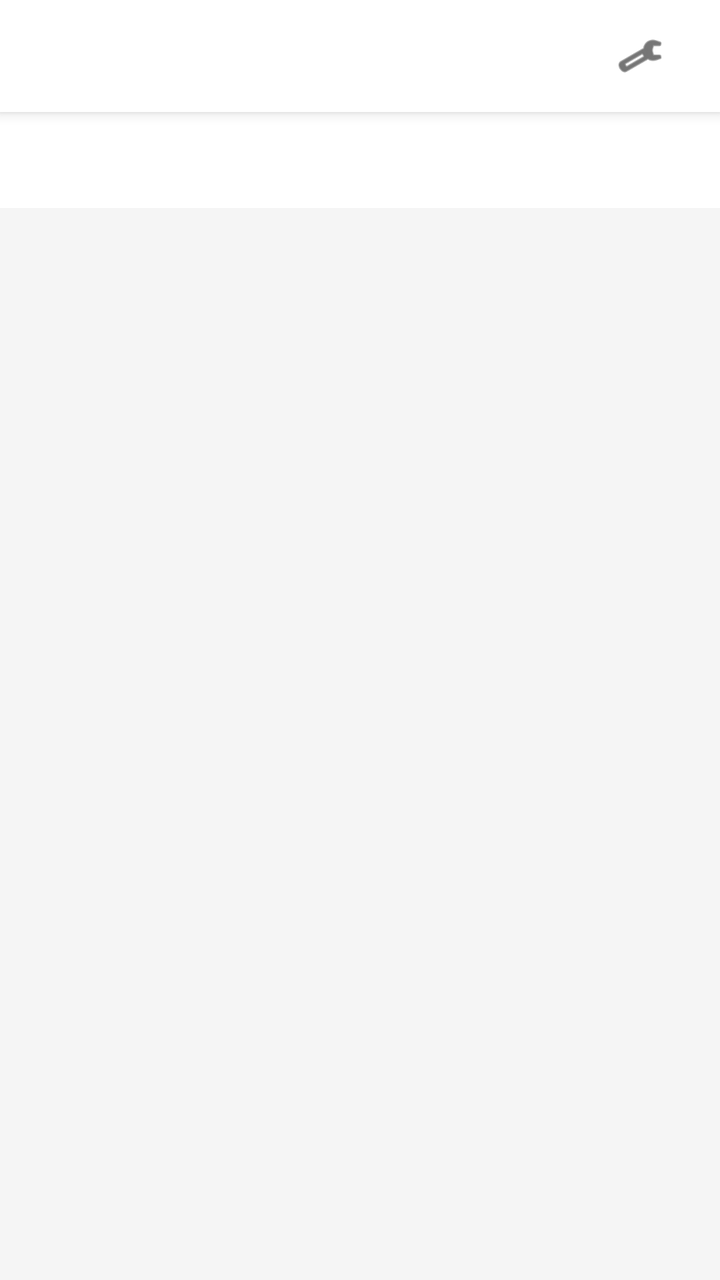
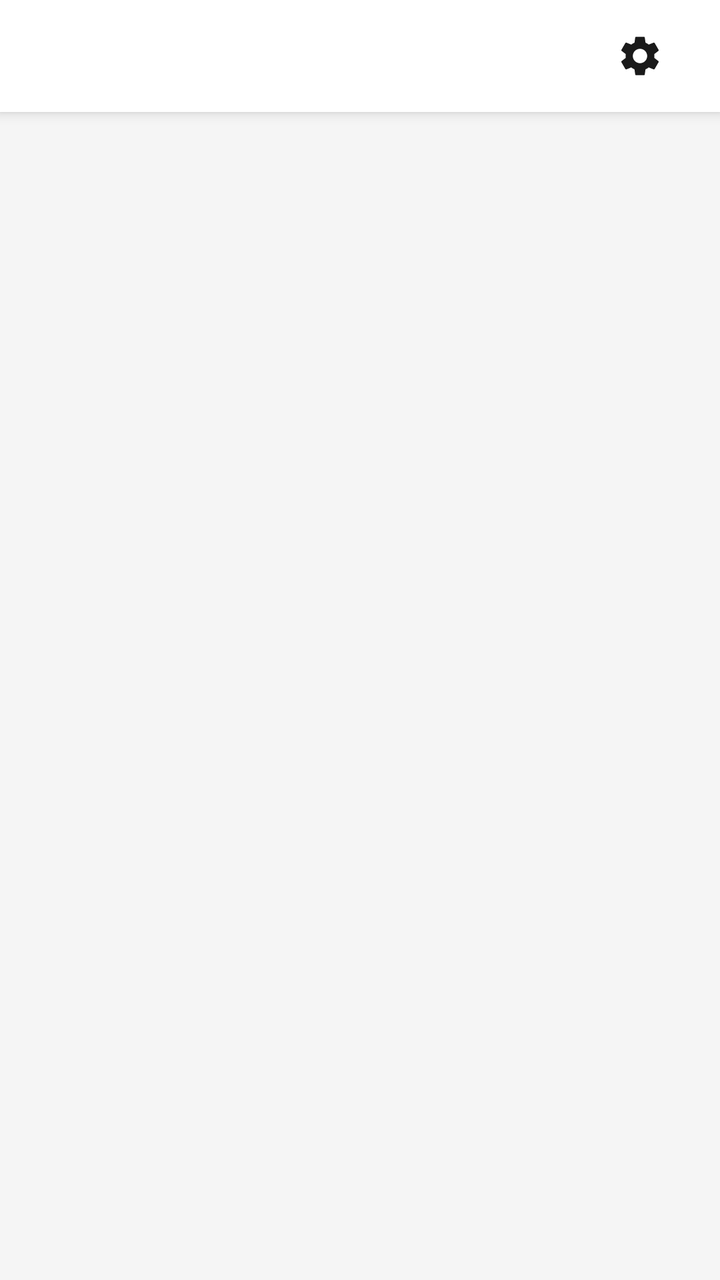

The first picture is an Android layout as it rendered before a commit; the second is the same layout after the commit. The layout source and the unified diff follow.
<!-- AndroidManifest.xml: activity theme Theme.OpenSSTPClient -->
<!-- res/layout/activity_main.xml -->
<?xml version="1.0" encoding="utf-8"?>
<LinearLayout xmlns:android="http://schemas.android.com/apk/res/android"
    xmlns:app="http://schemas.android.com/apk/res-auto"
    android:layout_width="match_parent"
    android:layout_height="match_parent"
    android:orientation="vertical">

    
    <RelativeLayout
        android:layout_width="match_parent"
        android:layout_height="56dp"
        android:background="@color/surface_light"
        android:elevation="4dp"
        android:paddingHorizontal="16dp">

        <ImageView
            android:id="@+id/ivLogo"
            android:layout_width="wrap_content"
            android:layout_height="32dp"
            android:layout_centerVertical="true"
            android:adjustViewBounds="true"
            android:scaleType="fitCenter"
            android:src="@drawable/ic_logo_rarus" />

        <ImageView
            android:id="@+id/btnSettings"
            android:layout_width="48dp"
            android:layout_height="48dp"
            android:layout_alignParentEnd="true"
            android:layout_centerVertical="true"
            android:padding="12dp"
            android:src="@android:drawable/ic_menu_preferences"
            app:tint="@color/text_light" />
    </RelativeLayout>

    
    <com.google.android.material.tabs.TabLayout
        android:id="@+id/tabBar"
        android:layout_width="match_parent"
        android:layout_height="wrap_content"
        android:background="@color/surface_light"
        app:tabIndicatorColor="@color/blue_primary"
        app:tabSelectedTextColor="@color/blue_primary"
        app:tabTextColor="@color/text_light" />

    
    <androidx.viewpager2.widget.ViewPager2
        android:id="@+id/pager"
        android:layout_width="match_parent"
        android:layout_height="0dp"
        android:layout_weight="1" />

</LinearLayout>
<!-- resources referenced by this layout -->
<resources>
  <color name="blue_primary">#0055A5</color>
  <color name="surface_light">#FFFFFFFF</color>
  <color name="text_light">#1A1A1A</color>
  <style name="Theme.OpenSSTPClient" parent="Theme.MaterialComponents.DayNight.NoActionBar">
          
          <item name="colorPrimary">@color/blue_primary</item>
          <item name="colorPrimaryVariant">@color/blue_variant</item>
          <item name="colorOnPrimary">@color/white</item>
  
          
          <item name="colorSecondary">@color/blue_variant</item>
          <item name="colorSecondaryVariant">@color/blue_variant</item>
          <item name="colorOnSecondary">@color/white</item>
  
          
          <item name="android:statusBarColor">@color/blue_primary</item>
  
          
          <item name="android:windowBackground">@color/background_light</item>
  
          
          <item name="android:windowLightStatusBar" tools:targetApi="m">false</item>
      </style>
  <color name="blue_variant">#004080</color>
  <color name="white">#FFFFFFFF</color>
  <color name="background_light">#F5F5F5</color>
</resources>

<!-- the commit's change to res/layout/activity_main.xml (unified diff, before → after) -->
@@ -29,19 +29,9 @@
             android:layout_alignParentEnd="true"
             android:layout_centerVertical="true"
             android:padding="12dp"
-            android:src="@android:drawable/ic_menu_preferences"
+            android:src="@drawable/ic_settings"
             app:tint="@color/text_light" />
     </RelativeLayout>
-
-    
-    <com.google.android.material.tabs.TabLayout
-        android:id="@+id/tabBar"
-        android:layout_width="match_parent"
-        android:layout_height="wrap_content"
-        android:background="@color/surface_light"
-        app:tabIndicatorColor="@color/blue_primary"
-        app:tabSelectedTextColor="@color/blue_primary"
-        app:tabTextColor="@color/text_light" />
 
     
     <androidx.viewpager2.widget.ViewPager2
<!-- resource entries referenced after the edit -->
@@ -1,8 +1,13 @@
 <!-- resources referenced by this layout -->
 <resources>
-  <color name="blue_primary">#0055A5</color>
   <color name="surface_light">#FFFFFFFF</color>
   <color name="text_light">#1A1A1A</color>
+  <!-- drawable ic_settings (drawable) -->
+  <vector xmlns:android="http://schemas.android.com/apk/res/android" android:height="24dp" android:tint="#000000" android:viewportHeight="24" android:viewportWidth="24" android:width="24dp">
+        
+      <path android:fillColor="@android:color/white" android:pathData="M19.14,12.94c0.04,-0.3 0.06,-0.61 0.06,-0.94c0,-0.32 -0.02,-0.64 -0.07,-0.94l2.03,-1.58c0.18,-0.14 0.23,-0.41 0.12,-0.61l-1.92,-3.32c-0.12,-0.22 -0.37,-0.29 -0.59,-0.22l-2.39,0.96c-0.5,-0.38 -1.03,-0.7 -1.62,-0.94L14.4,2.81c-0.04,-0.24 -0.24,-0.41 -0.48,-0.41h-3.84c-0.24,0 -0.43,0.17 -0.47,0.41L9.25,5.35C8.66,5.59 8.12,5.92 7.63,6.29L5.24,5.33c-0.22,-0.08 -0.47,0 -0.59,0.22L2.74,8.87C2.62,9.08 2.66,9.34 2.86,9.48l2.03,1.58C4.84,11.36 4.8,11.69 4.8,12s0.02,0.64 0.07,0.94l-2.03,1.58c-0.18,0.14 -0.23,0.41 -0.12,0.61l1.92,3.32c0.12,0.22 0.37,0.29 0.59,0.22l2.39,-0.96c0.5,0.38 1.03,0.7 1.62,0.94l0.36,2.54c0.05,0.24 0.24,0.41 0.48,0.41h3.84c0.24,0 0.44,-0.17 0.47,-0.41l0.36,-2.54c0.59,-0.24 1.13,-0.56 1.62,-0.94l2.39,0.96c0.22,0.08 0.47,0 0.59,-0.22l1.92,-3.32c0.12,-0.22 0.07,-0.47 -0.12,-0.61L19.14,12.94zM12,15.6c-1.98,0 -3.6,-1.62 -3.6,-3.6s1.62,-3.6 3.6,-3.6s3.6,1.62 3.6,3.6S13.98,15.6 12,15.6z"/>
+      
+  </vector>
   <style name="Theme.OpenSSTPClient" parent="Theme.MaterialComponents.DayNight.NoActionBar">
           
           <item name="colorPrimary">@color/blue_primary</item>
@@ -23,6 +28,7 @@
           
           <item name="android:windowLightStatusBar" tools:targetApi="m">false</item>
       </style>
+  <color name="blue_primary">#0055A5</color>
   <color name="blue_variant">#004080</color>
   <color name="white">#FFFFFFFF</color>
   <color name="background_light">#F5F5F5</color>
